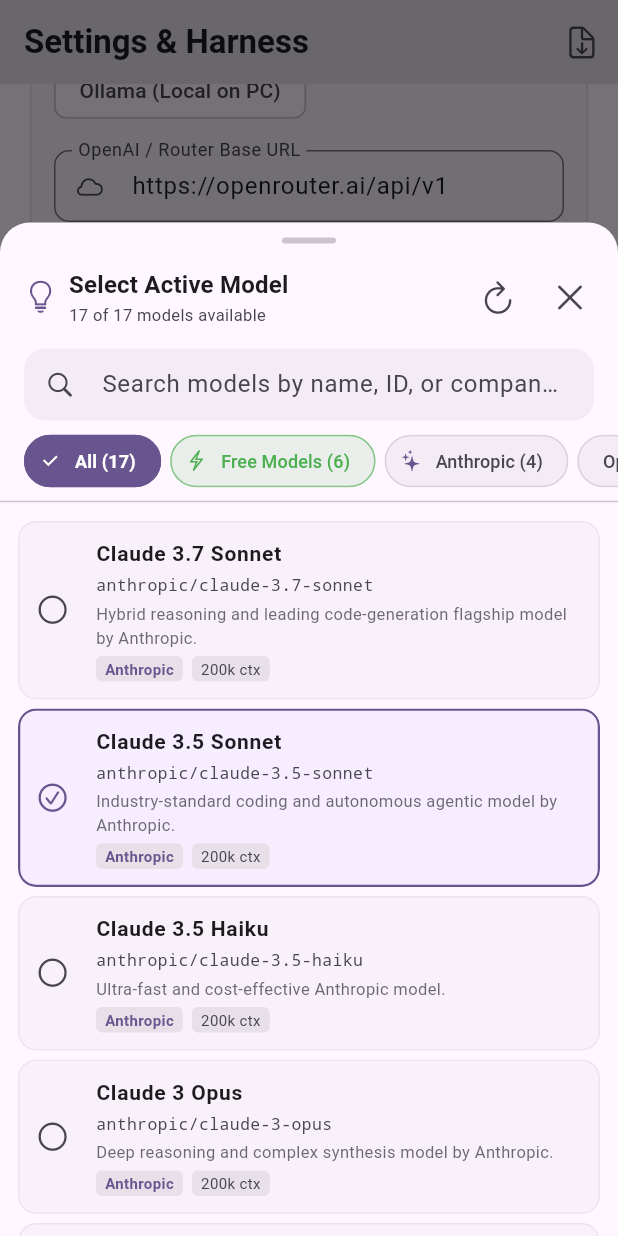
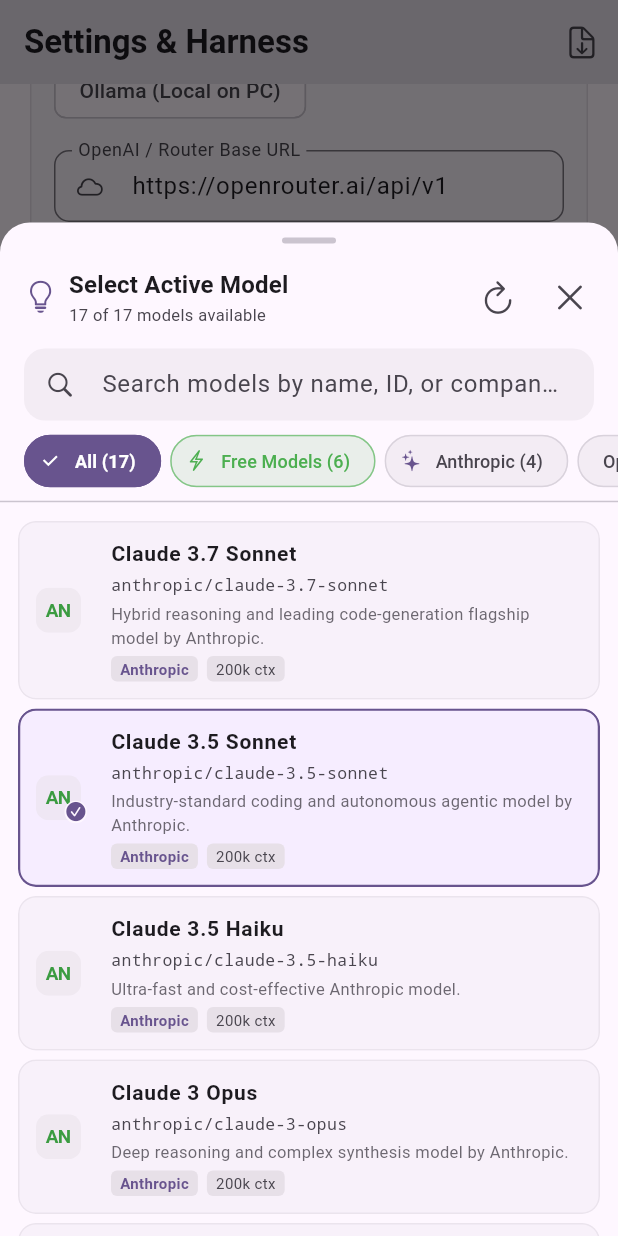
Before and after one commit to xxparthparekhxx/workfromphone, a Flutter app: the screen it shows after launch, item 2 of the bottom bar chosen, scrolled down 678 dp, after a tap on "Browse All", on a phone screen of 412 x 824 dp. Run offline on Flutter 3.47's test engine with Material 3 defaults, Android fonts, the phone set to English and light mode, and no system bars; our stand-ins replace file_picker, flutter_secure_storage, flutter_svg, shared_preferences; missing offline and left inert: dartssh2, file_saver, gpt_markdown, xterm; accounts and stored records are empty; network calls fail.

Commit message:
feat: show provider logos for models
The model picker listed 396 models behind an identical checkbox, so the
only way to tell an OpenAI model from a Qwen one was to read the name.
Each row now leads with its provider's logo, and the composer chip shows
the logo of the model currently selected.

OpenRouter serves author logos from /images/icons/, but nothing in the
models API points at them and the file name cannot be derived from the
model id: the extension varies (.svg, .png) and the capitalisation is
per-brand, so openai is OpenAI.svg while meta-llama is Meta.png. The
lookup table was resolved against the live endpoint and covers 22
providers, about 70% of the catalogue. Anything absent — an unlisted
provider, or a name that stops resolving later — falls back to a
monogram in a colour derived from the slug, which is also what a failed
load shows, so the list stays uniform either way.

Logos are fetched once per URL and validated before any decoder sees
them. This is not just defensive: handing an error page to flutter_svg
makes it throw "Invalid SVG data" from inside its parser, and that
surfaces as an uncaught async error rather than reaching the widget's
errorBuilder, so a captive portal or a moved asset would have taken the
app down. Checking the status, the content type, and that an SVG body
actually opens as one keeps every failure on the fallback path.

Only artwork carrying no colour of its own is tinted to the foreground
colour — OpenAI's mark is fill-less and renders black, invisible on a
dark background — while brand marks that ship their own colours are left
alone rather than flattened into silhouettes.

Co-Authored-By: Claude Opus 5 <noreply@anthropic.com>

```diff
--- a/lib/screens/chat/project_chat_screen.dart
+++ b/lib/screens/chat/project_chat_screen.dart
@@ -20,6 +20,7 @@ import 'package:workfromphone/services/storage_service.dart';
 import 'package:workfromphone/widgets/markdown_message_view.dart';
 import 'package:workfromphone/widgets/model_picker_sheet.dart';
 import 'package:workfromphone/widgets/task_stats_bar.dart';
+import 'package:workfromphone/widgets/model_provider_avatar.dart';
 
 class ProjectChatScreen extends StatefulWidget {
   final ProjectDirectory project;
@@ -1327,7 +1328,10 @@ class _ProjectChatScreenState extends State<ProjectChatScreen>
                   children: [
                     ActionChip(
                       key: const Key('chat-model-picker'),
-                      avatar: const Icon(CupertinoIcons.bolt, size: 14),
+                      avatar: ModelProviderAvatar(
+                        modelId: _llmConfig.model,
+                        size: 18,
+                      ),
                       label: Text(
                         _llmConfig.model.split('/').lastOrNull ??
                             _llmConfig.model,
--- /dev/null
+++ b/lib/utils/model_provider_logos.dart
@@ -0,0 +1,122 @@
+/// Provider logos for OpenRouter model identifiers.
+///
+/// OpenRouter serves author logos from `/images/icons/`, but the file name
+/// cannot be derived from the model id: the extension varies (`.svg`, `.png`)
+/// and the capitalisation is per-brand, so `openai` is `OpenAI.svg` while
+/// `meta-llama` is `Meta.png`. The names below were resolved against the live
+/// endpoint; the models API itself exposes no logo field. Anything not listed
+/// falls back to a generated monogram, which is also what happens when a name
+/// stops resolving, so an unknown or renamed provider degrades quietly.
+library;
+
+import 'package:flutter/material.dart';
+
+const String _iconBase = 'https://openrouter.ai/images/icons';
+
+class _Logo {
+  const _Logo(this.file, {this.monochrome = false});
+
+  final String file;
+
+  /// True when the artwork carries no colour of its own and renders as solid
+  /// black, which is invisible against a dark background unless it is tinted.
+  final bool monochrome;
+}
+
+const Map<String, _Logo> _logos = <String, _Logo>{
+  'amazon': _Logo('Bedrock.svg'),
+  'anthropic': _Logo('Anthropic.svg'),
+  'cohere': _Logo('Cohere.png'),
+  'deepseek': _Logo('DeepSeek.png'),
+  'dots-studio': _Logo('DotsStudio.png'),
+  'google': _Logo('GoogleGemini.svg'),
+  'ibm-granite': _Logo('IBMGranite.svg', monochrome: true),
+  'inception': _Logo('Inception.svg', monochrome: true),
+  'kwaipilot': _Logo('Kwaipilot.png'),
+  'meta': _Logo('Meta.png'),
+  'meta-llama': _Logo('Meta.png'),
+  'microsoft': _Logo('Microsoft.svg'),
+  'mistralai': _Logo('Mistral.png'),
+  'moonshotai': _Logo('MoonshotAI.png'),
+  'nex-agi': _Logo('NexAGI.svg', monochrome: true),
+  'openai': _Logo('OpenAI.svg', monochrome: true),
+  'openrouter': _Logo('openrouter-glyph-light.svg'),
+  'perplexity': _Logo('Perplexity.svg'),
+  'poolside': _Logo('poolside-logomark-solid-color.svg'),
+  'qwen': _Logo('Qwen.png'),
+  'tencent': _Logo('Tencent.png'),
+  'thedrummer': _Logo('TheDrummer.png'),
+};
+
+/// A provider logo resolved from a model id, or null when none is known.
+class ModelProviderLogo {
+  const ModelProviderLogo({required this.url, required this.monochrome});
+
+  final String url;
+
+  /// Whether the caller should tint the artwork to the current foreground
+  /// colour. Full-colour brand marks must never be tinted.
+  final bool monochrome;
+
+  bool get isSvg => url.endsWith('.svg');
+}
+
+/// The author segment of an OpenRouter model id, e.g. `anthropic` for
+/// `anthropic/claude-sonnet-4`.
+///
+/// A leading `~` marks an OpenRouter routing variant of the same brand and is
+/// not part of the author name.
+String providerSlug(String modelId) {
+  final withoutVariant = modelId.startsWith('~')
+      ? modelId.substring(1)
+      : modelId;
+  final separator = withoutVariant.indexOf('/');
+  final slug = separator == -1
+      ? withoutVariant
+      : withoutVariant.substring(0, separator);
+  return slug.trim().toLowerCase();
+}
+
+/// The logo for [modelId], or null when the provider has none published.
+ModelProviderLogo? providerLogo(String modelId) {
+  final logo = _logos[providerSlug(modelId)];
+  if (logo == null) return null;
+  return ModelProviderLogo(
+    url: '$_iconBase/${logo.file}',
+    monochrome: logo.monochrome,
+  );
+}
+
+/// Up to two letters standing in for a provider that publishes no logo.
+String providerMonogram(String modelId) {
+  final slug = providerSlug(modelId);
+  if (slug.isEmpty) return '?';
+  final words = slug
+      .split(RegExp(r'[-_.]'))
+      .where((word) => word.isNotEmpty)
+      .toList();
+  if (words.length >= 2) {
+    return (words[0][0] + words[1][0]).toUpperCase();
+  }
+  final word = words.isEmpty ? slug : words.first;
+  return word.characters.take(2).toString().toUpperCase();
+}
+
+/// A stable accent colour for a provider without a logo.
+///
+/// Derived from the slug so a given provider always gets the same colour, and
+/// kept at a fixed saturation and lightness so every monogram sits legibly on
+/// the surface behind it.
+Color providerAccent(String modelId, Brightness brightness) {
+  final slug = providerSlug(modelId);
+  var hash = 0;
+  for (final unit in slug.codeUnits) {
+    hash = (hash * 31 + unit) & 0x7fffffff;
+  }
+  return HSLColor.fromAHSL(
+    1,
+    (hash % 360).toDouble(),
+    0.45,
+    brightness == Brightness.dark ? 0.62 : 0.42,
+  ).toColor();
+}
--- a/lib/widgets/model_picker_sheet.dart
+++ b/lib/widgets/model_picker_sheet.dart
@@ -1,6 +1,7 @@
 import 'package:flutter/material.dart';
 import 'package:flutter/cupertino.dart';
 import 'package:workfromphone/models/model_info.dart';
+import 'package:workfromphone/widgets/model_provider_avatar.dart';
 
 class ModelPickerSheet extends StatefulWidget {
   final String selectedModelId;
@@ -537,14 +538,39 @@ class _ModelPickerSheetState extends State<ModelPickerSheet> {
                                 horizontal: 12,
                                 vertical: 4,
                               ),
-                              leading: Icon(
-                                isSelected
-                                    ? CupertinoIcons.check_mark_circled
-                                    : CupertinoIcons.circle,
-                                color: isSelected
-                                    ? theme.colorScheme.primary
-                                    : null,
-                                size: 22,
+                              leading: SizedBox(
+                                width: 34,
+                                height: 34,
+                                child: Stack(
+                                  clipBehavior: Clip.none,
+                                  children: [
+                                    Align(
+                                      alignment: Alignment.centerLeft,
+                                      child: ModelProviderAvatar(
+                                        key: ValueKey('model-logo-${m.id}'),
+                                        modelId: m.id,
+                                        size: 30,
+                                      ),
+                                    ),
+                                    if (isSelected)
+                                      Positioned(
+                                        right: 0,
+                                        bottom: 0,
+                                        child: Container(
+                                          decoration: BoxDecoration(
+                                            color: theme.colorScheme.surface,
+                                            shape: BoxShape.circle,
+                                          ),
+                                          child: Icon(
+                                            CupertinoIcons
+                                                .check_mark_circled_solid,
+                                            color: theme.colorScheme.primary,
+                                            size: 15,
+                                          ),
+                                        ),
+                                      ),
+                                  ],
+                                ),
                               ),
                               title: Row(
                                 children: [
--- /dev/null
+++ b/lib/widgets/model_provider_avatar.dart
@@ -0,0 +1,188 @@
+import 'dart:typed_data';
+
+import 'package:flutter/material.dart';
+import 'package:flutter_svg/flutter_svg.dart';
+import 'package:http/http.dart' as http;
+
+import 'package:workfromphone/utils/model_provider_logos.dart';
+
+/// Fetches provider logos once per URL and keeps the bytes for the session.
+///
+/// The bytes are validated before any decoder sees them. Handing an error page
+/// to `flutter_svg` makes it throw `Invalid SVG data` from inside its parser,
+/// which surfaces as an uncaught async error rather than reaching a widget's
+/// `errorBuilder`, so a captive portal or a moved asset would take the app
+/// down instead of falling back. Validating here keeps every failure — offline,
+/// non-200, wrong type, non-SVG body — on the same quiet path: a null result,
+/// which the caller renders as a monogram.
+class ModelLogoCache {
+  ModelLogoCache._();
+
+  static final Map<String, Future<Uint8List?>> _requests =
+      <String, Future<Uint8List?>>{};
+
+  /// Replaces the HTTP client used to fetch logos. For tests.
+  @visibleForTesting
+  static http.Client Function() clientFactory = http.Client.new;
+
+  @visibleForTesting
+  static void reset() => _requests.clear();
+
+  static Future<Uint8List?> load(ModelProviderLogo logo) {
+    return _requests.putIfAbsent(logo.url, () => _fetch(logo));
+  }
+
+  static Future<Uint8List?> _fetch(ModelProviderLogo logo) async {
+    final client = clientFactory();
+    try {
+      final response = await client
+          .get(Uri.parse(logo.url))
+          .timeout(const Duration(seconds: 10));
+      if (response.statusCode != 200) return null;
+
+      final contentType = response.headers['content-type']?.toLowerCase() ?? '';
+      if (!contentType.startsWith('image/')) return null;
+
+      final bytes = response.bodyBytes;
+      if (bytes.isEmpty) return null;
+      if (logo.isSvg && !_looksLikeSvg(bytes)) return null;
+      return bytes;
+    } catch (_) {
+      // Offline, DNS failure, timeout, malformed URL: all fall back.
+      return null;
+    } finally {
+      client.close();
+    }
+  }
+
+  /// Whether [bytes] open like an SVG document rather than, say, the HTML of
+  /// an error page served with an image content type.
+  static bool _looksLikeSvg(Uint8List bytes) {
+    final head = String.fromCharCodes(bytes.take(512)).trimLeft().toLowerCase();
+    return head.startsWith('<svg') ||
+        (head.startsWith('<?xml') && head.contains('<svg'));
+  }
+}
+
+/// The provider logo for a model, falling back to a monogram.
+///
+/// The monogram is shown while the logo loads and kept if it never arrives, so
+/// providers with no published logo and providers that simply failed to load
+/// look the same and the list stays visually uniform.
+class ModelProviderAvatar extends StatefulWidget {
+  const ModelProviderAvatar({super.key, required this.modelId, this.size = 28});
+
+  final String modelId;
+  final double size;
+
+  @override
+  State<ModelProviderAvatar> createState() => _ModelProviderAvatarState();
+}
+
+class _ModelProviderAvatarState extends State<ModelProviderAvatar> {
+  ModelProviderLogo? _logo;
+  Future<Uint8List?>? _bytes;
+
+  @override
+  void initState() {
+    super.initState();
+    _resolve();
+  }
+
+  @override
+  void didUpdateWidget(ModelProviderAvatar oldWidget) {
+    super.didUpdateWidget(oldWidget);
+    if (oldWidget.modelId != widget.modelId) _resolve();
+  }
+
+  void _resolve() {
+    final logo = providerLogo(widget.modelId);
+    _logo = logo;
+    _bytes = logo == null ? null : ModelLogoCache.load(logo);
+  }
+
+  @override
+  Widget build(BuildContext context) {
+    final theme = Theme.of(context);
+    final monogram = _Monogram(modelId: widget.modelId, size: widget.size);
+
+    return SizedBox(
+      width: widget.size,
+      height: widget.size,
+      child: ClipRRect(
+        borderRadius: BorderRadius.circular(widget.size * 0.28),
+        child: Container(
+          color: theme.colorScheme.surfaceContainerHighest.withValues(
+            alpha: 0.5,
+          ),
+          padding: EdgeInsets.all(widget.size * 0.14),
+          child: _bytes == null
+              ? monogram
+              : FutureBuilder<Uint8List?>(
+                  future: _bytes,
+                  builder: (context, snapshot) {
+                    final bytes = snapshot.data;
+                    if (bytes == null) return monogram;
+                    return _image(context, bytes, monogram);
+                  },
+                ),
+        ),
+      ),
+    );
+  }
+
+  Widget _image(BuildContext context, Uint8List bytes, Widget monogram) {
+    final theme = Theme.of(context);
+    final logo = _logo!;
+
+    if (!logo.isSvg) {
+      return Image.memory(
+        bytes,
+        fit: BoxFit.contain,
+        filterQuality: FilterQuality.medium,
+        errorBuilder: (context, error, stackTrace) => monogram,
+      );
+    }
+
+    return SvgPicture.memory(
+      bytes,
+      fit: BoxFit.contain,
+      // Only artwork carrying no colour of its own is tinted: a black-only
+      // mark is invisible on a dark background, while tinting a brand's real
+      // colours would flatten them into a silhouette.
+      colorFilter: logo.monochrome
+          ? ColorFilter.mode(theme.colorScheme.onSurface, BlendMode.srcIn)
+          : null,
+      placeholderBuilder: (context) => monogram,
+      errorBuilder: (context, error, stackTrace) => monogram,
+    );
+  }
+}
+
+class _Monogram extends StatelessWidget {
+  const _Monogram({required this.modelId, required this.size});
+
+  final String modelId;
+  final double size;
+
+  @override
+  Widget build(BuildContext context) {
+    final theme = Theme.of(context);
+
+    return Center(
+      child: FittedBox(
+        fit: BoxFit.scaleDown,
+        child: Text(
+          providerMonogram(modelId),
+          style: TextStyle(
+            color: providerAccent(modelId, theme.brightness),
+            fontSize: size * 0.42,
+            fontWeight: FontWeight.w700,
+            letterSpacing: -0.5,
+            height: 1,
+          ),
+        ),
+      ),
+    );
+  }
+}
--- a/pubspec.yaml
+++ b/pubspec.yaml
@@ -44,6 +44,7 @@ dependencies:
   flutter_secure_storage: ^10.0.0
   file_picker: ^12.1.2
   file_saver: ^0.4.0
+  flutter_svg: ^2.3.0
 dev_dependencies:
   flutter_test:
     sdk: flutter
```
Also changed, not shown: pubspec.lock, 1 other file.
